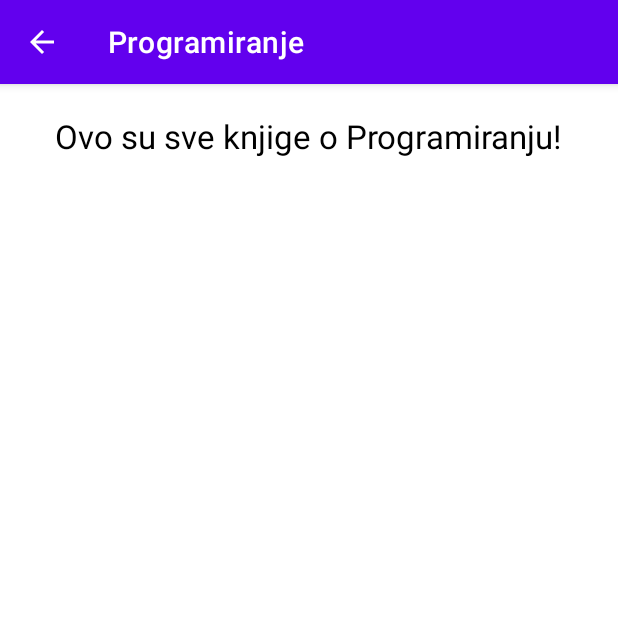
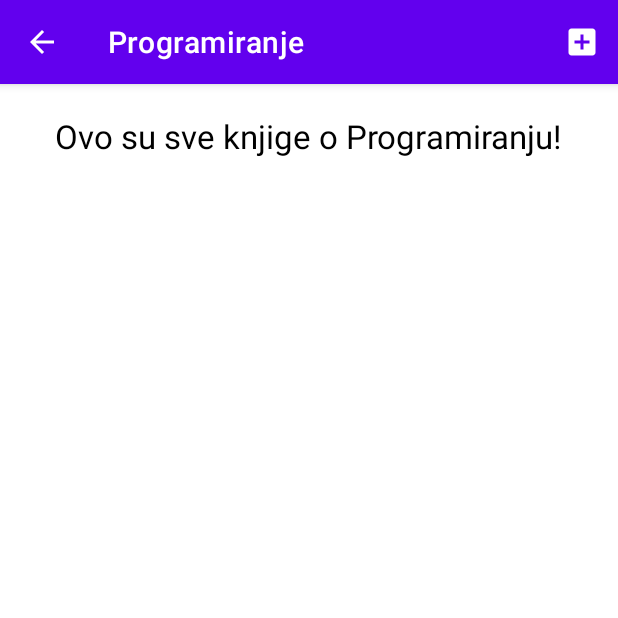
Before and after one commit to Dominik277/LibraryManagementSystem, an Android app: the ProgramiranjeActivity screen opened directly, with no data from a screen before it, on a phone screen of 412 x 824 dp, the top half of it. Run offline under Robolectric (Android 15) with nearby library versions, the phone set to English and light mode, and no system bars.

Commit message:
Kreiran menu u ProgramiranjeActivity tako da se prilikom klika otvara nova aktivnost koja sluzi za upisivanje nove knjige u bazu podataka.

```diff
--- a/app/src/main/AndroidManifest.xml
+++ b/app/src/main/AndroidManifest.xml
@@ -9,6 +9,7 @@
         android:roundIcon="@mipmap/ic_launcher_round"
         android:supportsRtl="true"
         android:theme="@style/Theme.LibraryManagementSystem">
+        <activity android:name=".UnesiteKnjiguActivity"></activity>
         <activity
             android:name=".draweraktivnosti.FABActivity"
             android:label="Ovdje možete napisati upit!"
--- a/app/src/main/java/hr/dominik/library/draweraktivnosti/ProgramiranjeActivity.java
+++ b/app/src/main/java/hr/dominik/library/draweraktivnosti/ProgramiranjeActivity.java
@@ -1,9 +1,14 @@
 package hr.dominik.library.draweraktivnosti;
 
+import androidx.annotation.NonNull;
 import androidx.appcompat.app.AppCompatActivity;
 import hr.dominik.library.R;
+import hr.dominik.library.UnesiteKnjiguActivity;
 
+import android.content.Intent;
 import android.os.Bundle;
+import android.view.Menu;
+import android.view.MenuItem;
 
 public class ProgramiranjeActivity extends AppCompatActivity {
 
@@ -18,4 +23,16 @@ public class ProgramiranjeActivity extends AppCompatActivity {
 
 
     }
+
+    @Override
+    public boolean onCreateOptionsMenu(Menu menu) {
+        getMenuInflater().inflate(R.menu.programiranje_menu,menu);
+        return true;
+    }
+
+    @Override
+    public boolean onOptionsItemSelected(@NonNull MenuItem item) {
+        startActivity(new Intent(ProgramiranjeActivity.this, UnesiteKnjiguActivity.class));
+        return true;
+    }
 }
--- /dev/null
+++ b/app/src/main/res/menu/programiranje_menu.xml
@@ -0,0 +1,11 @@
+<?xml version="1.0" encoding="utf-8"?>
+<menu xmlns:android="http://schemas.android.com/apk/res/android"
+    xmlns:app="http://schemas.android.com/apk/res-auto">
+    <item
+        android:id="@+id/programiranje_menu"
+        app:showAsAction="always"
+        android:title="programiranje"
+        android:icon="@drawable/ic_baseline_add_box_24"
+        android:iconTint="@color/white">
+    </item>
+</menu>
```
Also changed, not shown: app/src/main/java/hr/dominik/library/UnesiteKnjiguActivity.java (added, +14 -0 lines), app/src/main/res/layout/activity_unesite_knjigu.xml (added, +35 -0 lines).
